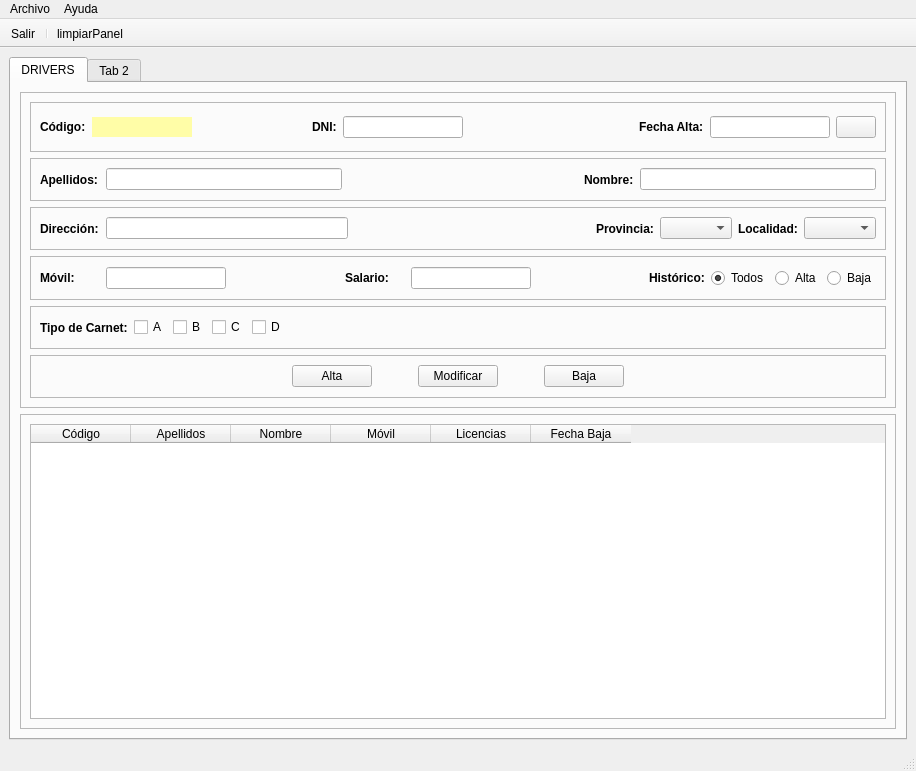
Above: TEMA 1/templates/MainWindow.ui from braisdp6/2DAM_DI before the change. Below: the same form after it.
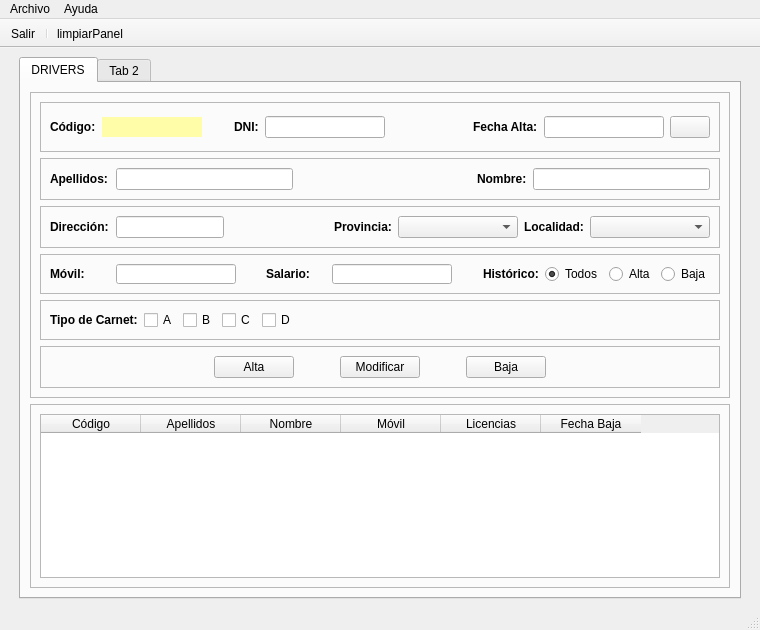
That is the form after the change. Icons and pictures are not drawn.

```diff
--- a/TEMA 1/templates/MainWindow.ui
+++ b/TEMA 1/templates/MainWindow.ui
@@ -6,8 +6,8 @@
    <rect>
     <x>0</x>
     <y>0</y>
-    <width>916</width>
-    <height>771</height>
+    <width>760</width>
+    <height>630</height>
    </rect>
   </property>
   <property name="sizePolicy">
@@ -16,9 +16,18 @@
     <verstretch>0</verstretch>
    </sizepolicy>
   </property>
+  <property name="maximumSize">
+   <size>
+    <width>16777215</width>
+    <height>16777215</height>
+   </size>
+  </property>
   <property name="windowTitle">
    <string>MainWindow</string>
   </property>
+  <property name="styleSheet">
+   <string notr="true"/>
+  </property>
   <widget class="QWidget" name="centralwidget">
    <property name="sizePolicy">
     <sizepolicy hsizetype="Expanding" vsizetype="Expanding">
@@ -26,11 +35,39 @@
      <verstretch>0</verstretch>
     </sizepolicy>
    </property>
-   <layout class="QVBoxLayout" name="verticalLayout_4">
+   <property name="maximumSize">
+    <size>
+     <width>1300</width>
+     <height>16777215</height>
+    </size>
+   </property>
+   <property name="layoutDirection">
+    <enum>Qt::LeftToRight</enum>
+   </property>
+   <layout class="QHBoxLayout" name="horizontalLayout_8">
+    <item>
+     <spacer name="horizontalSpacer_12">
+      <property name="orientation">
+       <enum>Qt::Horizontal</enum>
+      </property>
+      <property name="sizeHint" stdset="0">
+       <size>
+        <width>40</width>
+        <height>20</height>
+       </size>
+      </property>
+     </spacer>
+    </item>
     <item>
      <layout class="QHBoxLayout" name="horizontalLayout_7">
       <item>
        <widget class="QTabWidget" name="panelPrincipal">
+        <property name="sizePolicy">
+         <sizepolicy hsizetype="Expanding" vsizetype="Expanding">
+          <horstretch>0</horstretch>
+          <verstretch>0</verstretch>
+         </sizepolicy>
+        </property>
         <property name="currentIndex">
          <number>0</number>
         </property>
@@ -424,7 +461,14 @@
                  </widget>
                 </item>
                 <item>
-                 <widget class="QComboBox" name="cmbProvincia"/>
+                 <widget class="QComboBox" name="cmbProvincia">
+                  <property name="minimumSize">
+                   <size>
+                    <width>120</width>
+                    <height>0</height>
+                   </size>
+                  </property>
+                 </widget>
                 </item>
                 <item>
                  <widget class="QLabel" name="lblLocalidad">
@@ -447,7 +491,14 @@
                  </widget>
                 </item>
                 <item>
-                 <widget class="QComboBox" name="cmbLocalidad"/>
+                 <widget class="QComboBox" name="cmbLocalidad">
+                  <property name="minimumSize">
+                   <size>
+                    <width>120</width>
+                    <height>0</height>
+                   </size>
+                  </property>
+                 </widget>
                 </item>
                </layout>
               </widget>
@@ -935,6 +986,19 @@
       </item>
      </layout>
     </item>
+    <item>
+     <spacer name="horizontalSpacer_13">
+      <property name="orientation">
+       <enum>Qt::Horizontal</enum>
+      </property>
+      <property name="sizeHint" stdset="0">
+       <size>
+        <width>40</width>
+        <height>20</height>
+       </size>
+      </property>
+     </spacer>
+    </item>
    </layout>
   </widget>
   <widget class="QMenuBar" name="menubar">
@@ -942,8 +1006,8 @@
     <rect>
      <x>0</x>
      <y>0</y>
-     <width>916</width>
-     <height>21</height>
+     <width>760</width>
+     <height>26</height>
     </rect>
    </property>
    <widget class="QMenu" name="menuArchivo">
@@ -956,7 +1020,7 @@
     <property name="title">
      <string>Ayuda</string>
     </property>
-    <addaction name="actionAcerca_de"/>
+    <addaction name="actionAcercaDe"/>
    </widget>
    <addaction name="menuArchivo"/>
    <addaction name="menuAyuda"/>
@@ -988,16 +1052,16 @@
   <action name="actionBarSalir">
    <property name="icon">
     <iconset>
-     <normaloff>C:/Users/DesdeCeroDEV/.designer/img/salir.ico</normaloff>C:/Users/DesdeCeroDEV/.designer/img/salir.ico</iconset>
+     <normaloff>../img/salir.ico</normaloff>../img/salir.ico</iconset>
    </property>
    <property name="text">
     <string>Salir</string>
    </property>
   </action>
-  <action name="actionAcerca_de">
+  <action name="actionAcercaDe">
    <property name="icon">
     <iconset>
-     <normaloff>C:/Users/DesdeCeroDEV/.designer/img/acercade.png</normaloff>C:/Users/DesdeCeroDEV/.designer/img/acercade.png</iconset>
+     <normaloff>../img/acercade.png</normaloff>../img/acercade.png</iconset>
    </property>
    <property name="text">
     <string>Acerca de...</string>
@@ -1006,7 +1070,7 @@
   <action name="actionLimpiarPanel">
    <property name="icon">
     <iconset>
-     <normaloff>C:/Users/DesdeCeroDEV/.designer/img/limpiar.ico</normaloff>C:/Users/DesdeCeroDEV/.designer/img/limpiar.ico</iconset>
+     <normaloff>../img/limpiar.ico</normaloff>../img/limpiar.ico</iconset>
    </property>
    <property name="text">
     <string>limpiarPanel</string>
```
